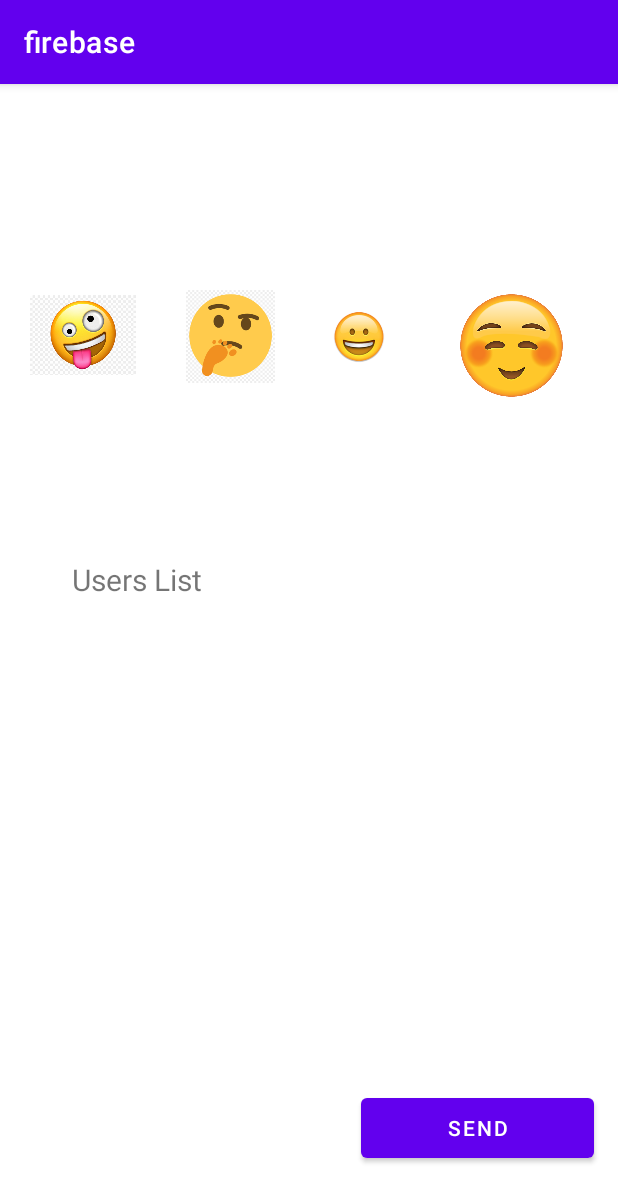
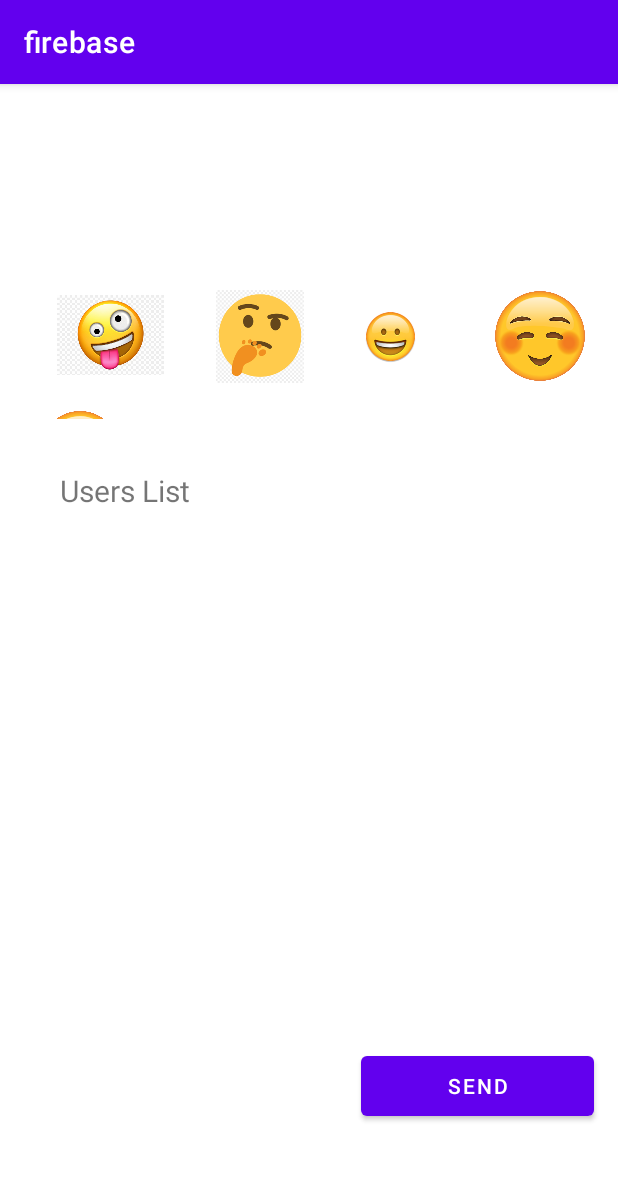
Before and after one commit to YiqianDeng/PawFriends-Team_Firebase-aassignment, an Android app: the StickerSendActivity screen opened directly, with no data from a screen before it, on a phone screen of 412 x 824 dp. Shown: the top 1202 px of the screen. Run offline under Robolectric (Android 15) with nearby library versions, the phone set to English and light mode, and no system bars; our stand-ins replace Firebase (no records; nobody signed in at launch, a user with empty details on screens opened directly).

Commit message:
xue-notification-with-image

```diff
--- a/app/src/main/java/edu/neu/madcourse/firebase/MessagingService.java
+++ b/app/src/main/java/edu/neu/madcourse/firebase/MessagingService.java
@@ -1,4 +1,5 @@
 package edu.neu.madcourse.firebase;
+import android.app.Notification;
 import android.app.NotificationChannel;
 import android.app.NotificationManager;
 import android.app.PendingIntent;
@@ -27,11 +28,7 @@ public class MessagingService extends FirebaseMessagingService {
         Log.d(TAG, "Refreshed token: " + token);
     }
 
-    /**
-     * Called when message is received.
-     *
-     * @param remoteMessage Object representing the message received from Firebase Cloud Messaging.
-     */
+
     @Override
     public void onMessageReceived(RemoteMessage remoteMessage) {
         Log.d(TAG, "From: " + remoteMessage.getFrom());
@@ -43,8 +40,7 @@ public class MessagingService extends FirebaseMessagingService {
     }
 
     /**
-     * Create and show a simple notification containing the received FCM message.
-     *
+     * Citation: https://developer.android.com/training/notify-user/expanded
      */
     private void showNotification(String messageBody, String imageName) {
         Intent intent = new Intent(this, StickerReceivedActivity.class);
@@ -54,31 +50,35 @@ public class MessagingService extends FirebaseMessagingService {
         PendingIntent pendingIntent = PendingIntent.getActivity(this, 0 /* Request code */, intent,
                 PendingIntent.FLAG_ONE_SHOT);
 
-        NotificationCompat.BigPictureStyle bigPictureStyle = new NotificationCompat.BigPictureStyle();
-        Bitmap remote_picture = BitmapFactory.decodeResource(getResources(), Integer.parseInt(imageName));
-        bigPictureStyle.bigPicture(remote_picture);
 
-        String channelId = "MY CUSTOM DEFAULT NOTIFICATION CHANNEL ID";
+        Bitmap bitmap = BitmapFactory.decodeResource(getResources(), Integer.parseInt(imageName));
+
+        String CHANNEL_ID = "MY CUSTOM DEFAULT NOTIFICATION CHANNEL ID";
         Uri defaultSoundUri = RingtoneManager.getDefaultUri(RingtoneManager.TYPE_NOTIFICATION);
-        NotificationCompat.Builder notificationBuilder =
-                new NotificationCompat.Builder(this, channelId)
+        Notification notification =
+                new NotificationCompat.Builder(this, CHANNEL_ID)
                         .setSmallIcon(R.drawable.common_google_signin_btn_icon_dark)
                         .setContentTitle("A New Sticker!")
                         .setContentText(messageBody)
                         .setAutoCancel(true)
+                        .setSound(defaultSoundUri)
                         .setContentIntent(pendingIntent)
-                        .setStyle(bigPictureStyle)
-                        .setSound(defaultSoundUri);
+                        .setLargeIcon(bitmap)
+                        .setStyle(new NotificationCompat.BigPictureStyle()
+                                .bigPicture(bitmap)
+                                .bigLargeIcon(null))
+                        .build();
+
 
         NotificationManager notificationManager =
                 (NotificationManager) getSystemService(Context.NOTIFICATION_SERVICE);
 
-        NotificationChannel channel = new NotificationChannel(channelId,
+        NotificationChannel channel = new NotificationChannel(CHANNEL_ID,
                 "Channel human readable title",
                 NotificationManager.IMPORTANCE_DEFAULT);
         notificationManager.createNotificationChannel(channel);
 
-        notificationManager.notify(0 /* ID of notification */, notificationBuilder.build());
+        notificationManager.notify(0 /* ID of notification */, notification);
     }
 
 }
--- a/app/src/main/res/layout/activity_send_page.xml
+++ b/app/src/main/res/layout/activity_send_page.xml
@@ -11,26 +11,29 @@
     <include
         android:id="@+id/include"
         layout="@layout/content_emoji"
-        android:layout_width="387dp"
+        android:layout_width="386dp"
         android:layout_height="0dp"
         android:layout_marginTop="99dp"
-        android:layout_marginBottom="107dp"
-        app:layout_constraintBottom_toTopOf="@+id/usersListView"
+        android:layout_marginBottom="34dp"
+        app:layout_constraintBottom_toTopOf="@+id/textView"
         app:layout_constraintEnd_toEndOf="parent"
-        app:layout_constraintHorizontal_bias="0.191"
+        app:layout_constraintHorizontal_bias="0.872"
         app:layout_constraintStart_toStartOf="parent"
         app:layout_constraintTop_toTopOf="parent" />
-
 
     <ListView
         android:id="@+id/usersListView"
         android:layout_width="199dp"
-        android:layout_height="0dp"
-        android:layout_marginStart="48dp"
-        android:layout_marginBottom="56dp"
-        app:layout_constraintBottom_toTopOf="@+id/bttn_send_img"
+        android:layout_height="239dp"
+        android:layout_marginStart="40dp"
+        android:layout_marginEnd="172dp"
+        android:layout_marginBottom="154dp"
+        app:layout_constraintBottom_toBottomOf="parent"
+        app:layout_constraintEnd_toEndOf="parent"
+        app:layout_constraintHorizontal_bias="1.0"
         app:layout_constraintStart_toStartOf="parent"
-        app:layout_constraintTop_toBottomOf="@+id/include" />
+        app:layout_constraintTop_toBottomOf="@+id/textView"
+        app:layout_constraintVertical_bias="1.0" />
 
     <TextView
         android:id="@+id/textWindow"
@@ -62,13 +65,16 @@
 
     <TextView
         android:id="@+id/textView"
-        android:layout_width="161dp"
-        android:layout_height="63dp"
-        android:layout_marginBottom="382dp"
-        android:text="Users List "
+        android:layout_width="0dp"
+        android:layout_height="0dp"
+        android:layout_marginStart="40dp"
+        android:layout_marginEnd="38dp"
+        android:layout_marginBottom="403dp"
+        android:text="@string/users_list"
         android:textSize="20sp"
         app:layout_constraintBottom_toBottomOf="parent"
-        app:layout_constraintStart_toStartOf="@+id/usersListView"
+        app:layout_constraintEnd_toEndOf="@+id/usersListView"
+        app:layout_constraintStart_toStartOf="parent"
         app:layout_constraintTop_toBottomOf="@+id/include" />
 
 </androidx.constraintlayout.widget.ConstraintLayout>
--- a/app/src/main/res/layout/content_emoji.xml
+++ b/app/src/main/res/layout/content_emoji.xml
@@ -4,6 +4,7 @@
     xmlns:tools="http://schemas.android.com/tools"
     android:layout_width="match_parent"
     android:layout_height="match_parent">
+
 
     <ImageView
         android:id="@+id/img4"
@@ -31,6 +32,7 @@
         app:layout_constraintEnd_toStartOf="@+id/img4"
         app:layout_constraintStart_toStartOf="parent"
         app:layout_constraintTop_toTopOf="@+id/img4"
+        app:layout_constraintVertical_bias="1.0"
         app:srcCompat="@drawable/img3" />
 
     <ImageView
@@ -48,8 +50,8 @@
 
     <ImageView
         android:id="@+id/img2"
-        android:layout_width="0dp"
-        android:layout_height="74dp"
+        android:layout_width="65dp"
+        android:layout_height="61dp"
         android:layout_marginTop="22dp"
         android:layout_marginEnd="16dp"
         android:contentDescription="@string/img_4"
@@ -59,5 +61,20 @@
         app:layout_constraintTop_toTopOf="parent"
         app:srcCompat="@drawable/img2" />
 
+    <ImageView
+        android:id="@+id/img5"
+        android:layout_width="65dp"
+        android:layout_height="54dp"
+        android:layout_marginStart="13dp"
+        android:layout_marginTop="20dp"
+        android:layout_marginEnd="323dp"
+        android:contentDescription="@string/img_4"
+        android:onClick="clickImg"
+        app:layout_constraintEnd_toEndOf="parent"
+        app:layout_constraintHorizontal_bias="1.0"
+        app:layout_constraintStart_toStartOf="parent"
+        app:layout_constraintTop_toBottomOf="@+id/img3"
+        app:srcCompat="@drawable/img5" />
+
 
 </androidx.constraintlayout.widget.ConstraintLayout>
--- a/app/src/main/res/values/strings.xml
+++ b/app/src/main/res/values/strings.xml
@@ -9,4 +9,5 @@
     <string name="img5">image_of_goggles</string>
     <string name="send">Send</string>
     <string name="user_list">User List</string>
+    <string name="users_list">Users List</string>
 </resources>
```
